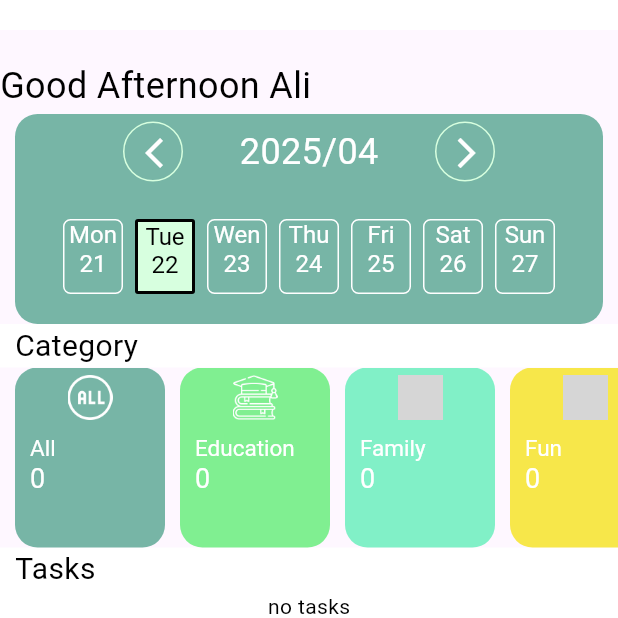
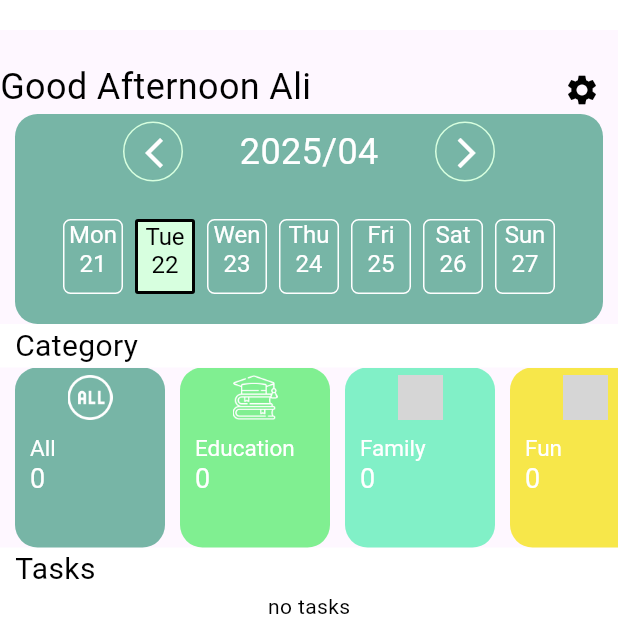
Before and after one commit to mahmoudFawzee/ai_assistant_app, a Flutter app: the ToDoScreen screen opened by its route, on a phone screen of 412 x 824 dp, the top half of it. Run offline on Flutter 3.47's test engine with Material 3 defaults, Android fonts, the phone set to English and light mode, and no system bars; our stand-ins replace awesome_dialog, equatable, flutter_bloc, geolocator, go_router, shared_preferences and 1 more; accounts and stored records are empty; generated files the repository leaves out were written again; grey boxes are pictures that could not be loaded.

```diff
--- a/lib/data/repos/settings_repo.dart
+++ b/lib/data/repos/settings_repo.dart
@@ -2,10 +2,8 @@ import 'package:ai_assistant_app/data/key/preferences_keys.dart';
 import 'package:ai_assistant_app/data/services/shared_preferences_service.dart';
 
 final class SettingsRepo {
-  //i need to set theme
-
-  //i need to set language
-  //i need to set if its first visit
+  static Future<bool> resetSettings() async =>
+      await SharedPreferencesService.instance.clear();
   static Future<bool> _oldUser() async =>
       await SharedPreferencesService.instance.setBool(
         PreferencesKeys.oldUser,
--- a/lib/data/services/shared_preferences_service.dart
+++ b/lib/data/services/shared_preferences_service.dart
@@ -37,4 +37,9 @@ final class SharedPreferencesService {
 
     return preferences.getBool(key) ?? false;
   }
+
+  Future<bool> clear() async {
+    final preferences = await _preferences;
+    return await preferences.clear();
+  }
 }
--- a/lib/view/routes/router.dart
+++ b/lib/view/routes/router.dart
@@ -1,6 +1,8 @@
 import 'package:ai_assistant_app/app/cubit/old_user_cubit.dart';
 import 'package:ai_assistant_app/domain/models/tasks/task.dart';
 import 'package:ai_assistant_app/data/services/tasks/date_time_formatter.dart';
+import 'package:ai_assistant_app/view/screens/settings/cubit/settings_cubit.dart';
+import 'package:ai_assistant_app/view/screens/settings/settings_screen.dart';
 import 'package:ai_assistant_app/view/widgets/calender/date_time_picker_cubit/date_time_picker_cubit.dart';
 import 'package:ai_assistant_app/view/widgets/calender/day_decorator_cubit/day_decorator_cubit.dart';
 import 'package:ai_assistant_app/view/screens/home/tasks/create/new_task_category_cubit/new_task_category_cubit.dart';
@@ -33,6 +35,13 @@ final router = GoRouter(
       builder: (context, state) => BlocProvider(
         create: (context) => OldUserCubit()..isOldUser(),
         child: const SplashScreen(),
+      ),
+    ),
+    GoRoute(
+      path: SettingsScreen.pageRoute,
+      builder: (context, state) => BlocProvider(
+        create: (context) => SettingsCubit(),
+        child: const SettingsScreen(),
       ),
     ),
     GoRoute(
--- a/lib/view/screens/home/tasks/show/todo_page.dart
+++ b/lib/view/screens/home/tasks/show/todo_page.dart
@@ -2,6 +2,7 @@ import 'dart:developer';
 
 import 'package:ai_assistant_app/data/services/tasks/date_time_formatter.dart'
     as custom_formatter;
+import 'package:ai_assistant_app/view/screens/settings/settings_screen.dart';
 import 'package:ai_assistant_app/view/widgets/tasks/category_cubit/category_cubit.dart';
 import 'package:ai_assistant_app/view/widgets/calender/day_decorator_cubit/day_decorator_cubit.dart';
 import 'package:ai_assistant_app/view/screens/home/tasks/tasks_bloc/tasks_bloc.dart';
@@ -51,12 +52,26 @@ class _ToDoScreenState extends State<ToDoScreen> {
                 builder: (context, state) {
                   return Padding(
                     padding: const EdgeInsets.only(top: 20.0),
-                    child: Text(
-                      '$state Ali',
-                      style: const TextStyle(
-                        color: ColorsManger.black,
-                        fontSize: 24,
-                      ),
+                    child: Row(
+                      mainAxisAlignment: MainAxisAlignment.spaceBetween,
+                      children: [
+                        Text(
+                          '$state Ali',
+                          style: const TextStyle(
+                            color: ColorsManger.black,
+                            fontSize: 24,
+                          ),
+                        ),
+                        IconButton(
+                          onPressed: () {
+                            context.push(SettingsScreen.pageRoute);
+                          },
+                          icon: const Icon(
+                            Icons.settings,
+                            color: Colors.black,
+                          ),
+                        ),
+                      ],
                     ),
                   );
                 },
--- a/lib/view/screens/start/on_boarding/on_boarding_screen.dart
+++ b/lib/view/screens/start/on_boarding/on_boarding_screen.dart
@@ -97,7 +97,7 @@ class OnBoardingItem extends StatelessWidget {
                   child: const Text('Get Started'),
                 ),
               ],
-            )
+            ),
         ],
       ),
     );
```
Also changed, not shown: lib/view/screens/settings/cubit/settings_cubit.dart (added, +16 -0 lines), lib/view/screens/settings/cubit/settings_state.dart (added, +16 -0 lines), lib/view/screens/settings/settings_screen.dart (added, +28 -0 lines).
